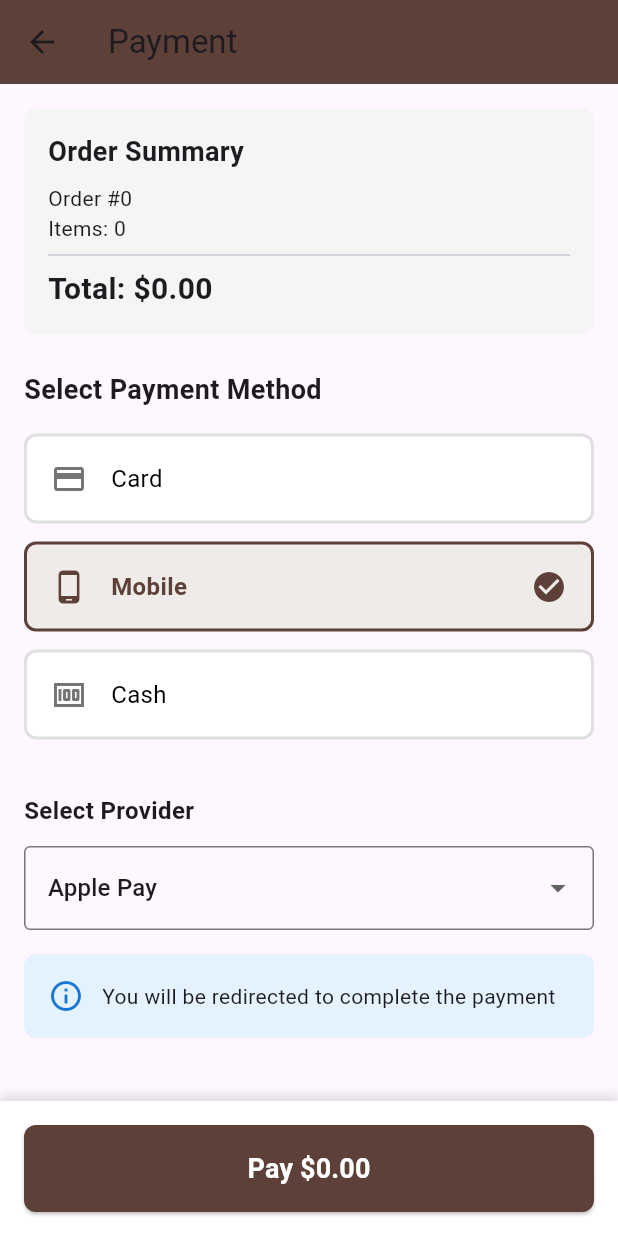
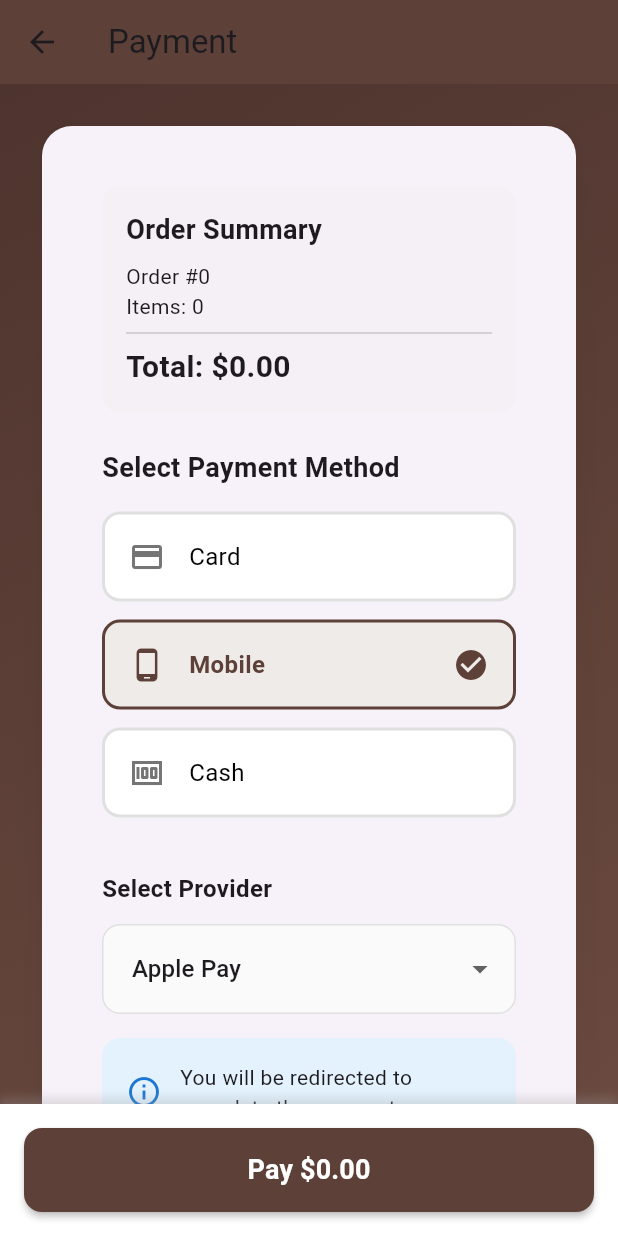
Before and after one commit to HasithHeshika/CoffeeShopApp, a Flutter app: the PaymentScreen screen opened directly with empty values, after a tap on "Mobile", on a phone screen of 412 x 824 dp. Run offline on Flutter 3.47's test engine with Material 3 defaults, Android fonts, the phone set to English and light mode, and no system bars; our stand-ins replace cloud_firestore, firebase_auth, firebase_core; accounts and stored records are empty; network calls fail.

Commit message:
Payment screen UI fix

```diff
--- a/lib/screens/payment_screen.dart
+++ b/lib/screens/payment_screen.dart
@@ -106,11 +106,31 @@ class _PaymentScreenState extends State<PaymentScreen> {
         title: const Text('Payment'),
         backgroundColor: Colors.brown[700],
       ),
-      body: Column(
+      body: Container(
+        decoration: BoxDecoration(
+          gradient: LinearGradient(
+            begin: Alignment.topLeft,
+            end: Alignment.bottomRight,
+            colors: [Colors.brown[800]!, Colors.brown[600]!],
+          ),
+        ),
+        child: Column(
           children: [
             Expanded(
+              child: SafeArea(
+                child: Center(
                   child: SingleChildScrollView(
-              padding: const EdgeInsets.all(16),
+                    padding: const EdgeInsets.all(24),
+                    child: ConstrainedBox(
+                      constraints: const BoxConstraints(maxWidth: 450),
+                      child: Card(
+                        elevation: 12,
+                        shadowColor: Colors.brown.withOpacity(0.5),
+                        shape: RoundedRectangleBorder(
+                          borderRadius: BorderRadius.circular(20),
+                        ),
+                        child: Padding(
+                          padding: const EdgeInsets.all(40),
                           child: Column(
                             crossAxisAlignment: CrossAxisAlignment.start,
                             children: [
@@ -118,8 +138,8 @@ class _PaymentScreenState extends State<PaymentScreen> {
                               Container(
                                 padding: const EdgeInsets.all(16),
                                 decoration: BoxDecoration(
-                      color: Colors.grey[100],
-                      borderRadius: BorderRadius.circular(8),
+                                  color: Colors.brown[50]?.withOpacity(0.3),
+                                  borderRadius: BorderRadius.circular(12),
                                 ),
                                 child: Column(
                                   crossAxisAlignment: CrossAxisAlignment.start,
@@ -174,6 +194,11 @@ class _PaymentScreenState extends State<PaymentScreen> {
                           ),
                         ),
                       ),
+                    ),
+                  ),
+                ),
+              ),
+            ),
             // Pay button
             Container(
               padding: const EdgeInsets.all(16),
@@ -191,19 +216,21 @@ class _PaymentScreenState extends State<PaymentScreen> {
               child: SafeArea(
                 child: SizedBox(
                   width: double.infinity,
+                  height: 56,
                   child: ElevatedButton(
                     onPressed: isProcessing ? null : _processPayment,
                     style: ElevatedButton.styleFrom(
                       backgroundColor: Colors.brown[700],
-                    padding: const EdgeInsets.symmetric(vertical: 16),
+                      disabledBackgroundColor: Colors.grey[400],
+                      elevation: 2,
                       shape: RoundedRectangleBorder(
-                      borderRadius: BorderRadius.circular(8),
+                        borderRadius: BorderRadius.circular(12),
                       ),
                     ),
                     child: isProcessing
                         ? const SizedBox(
-                          height: 20,
-                          width: 20,
+                            height: 24,
+                            width: 24,
                             child: CircularProgressIndicator(
                               strokeWidth: 2,
                               valueColor:
@@ -223,6 +250,7 @@ class _PaymentScreenState extends State<PaymentScreen> {
               ),
             ),
           ],
+        ),
       ),
     );
   }
@@ -244,7 +272,7 @@ class _PaymentScreenState extends State<PaymentScreen> {
             color: isSelected ? Colors.brown[700]! : Colors.grey[300]!,
             width: 2,
           ),
-          borderRadius: BorderRadius.circular(8),
+          borderRadius: BorderRadius.circular(12),
         ),
         child: Row(
           children: [
@@ -278,19 +306,67 @@ class _PaymentScreenState extends State<PaymentScreen> {
       const SizedBox(height: 12),
       TextField(
         controller: cardNumberController,
-        decoration: const InputDecoration(
+        decoration: InputDecoration(
           labelText: 'Card Number',
+          labelStyle: const TextStyle(fontSize: 16),
           hintText: '1234 5678 9012 3456',
-          border: OutlineInputBorder(),
+          prefixIcon: const Icon(Icons.credit_card),
+          filled: true,
+          fillColor: Colors.grey[50],
+          contentPadding: const EdgeInsets.symmetric(
+            horizontal: 16,
+            vertical: 18,
+          ),
+          border: OutlineInputBorder(
+            borderRadius: BorderRadius.circular(12),
+          ),
+          enabledBorder: OutlineInputBorder(
+            borderRadius: BorderRadius.circular(12),
+            borderSide: BorderSide(
+              color: Colors.grey[300]!,
+              width: 1.0,
+            ),
+          ),
+          focusedBorder: OutlineInputBorder(
+            borderRadius: BorderRadius.circular(12),
+            borderSide: BorderSide(
+              color: Colors.brown[700]!,
+              width: 1.5,
+            ),
+          ),
         ),
         keyboardType: TextInputType.number,
       ),
       const SizedBox(height: 12),
       TextField(
         controller: cardHolderController,
-        decoration: const InputDecoration(
+        decoration: InputDecoration(
           labelText: 'Card Holder Name',
-          border: OutlineInputBorder(),
+          labelStyle: const TextStyle(fontSize: 16),
+          prefixIcon: const Icon(Icons.person_outlined),
+          filled: true,
+          fillColor: Colors.grey[50],
+          contentPadding: const EdgeInsets.symmetric(
+            horizontal: 16,
+            vertical: 18,
+          ),
+          border: OutlineInputBorder(
+            borderRadius: BorderRadius.circular(12),
+          ),
+          enabledBorder: OutlineInputBorder(
+            borderRadius: BorderRadius.circular(12),
+            borderSide: BorderSide(
+              color: Colors.grey[300]!,
+              width: 1.0,
+            ),
+          ),
+          focusedBorder: OutlineInputBorder(
+            borderRadius: BorderRadius.circular(12),
+            borderSide: BorderSide(
+              color: Colors.brown[700]!,
+              width: 1.5,
+            ),
+          ),
         ),
       ),
       const SizedBox(height: 12),
@@ -299,10 +375,33 @@ class _PaymentScreenState extends State<PaymentScreen> {
           Expanded(
             child: TextField(
               controller: expiryController,
-              decoration: const InputDecoration(
+              decoration: InputDecoration(
                 labelText: 'Expiry',
+                labelStyle: const TextStyle(fontSize: 16),
                 hintText: 'MM/YY',
-                border: OutlineInputBorder(),
+                filled: true,
+                fillColor: Colors.grey[50],
+                contentPadding: const EdgeInsets.symmetric(
+                  horizontal: 16,
+                  vertical: 18,
+                ),
+                border: OutlineInputBorder(
+                  borderRadius: BorderRadius.circular(12),
+                ),
+                enabledBorder: OutlineInputBorder(
+                  borderRadius: BorderRadius.circular(12),
+                  borderSide: BorderSide(
+                    color: Colors.grey[300]!,
+                    width: 1.0,
+                  ),
+                ),
+                focusedBorder: OutlineInputBorder(
+                  borderRadius: BorderRadius.circular(12),
+                  borderSide: BorderSide(
+                    color: Colors.brown[700]!,
+                    width: 1.5,
+                  ),
+                ),
               ),
             ),
           ),
@@ -310,10 +409,33 @@ class _PaymentScreenState extends State<PaymentScreen> {
           Expanded(
             child: TextField(
               controller: cvvController,
-              decoration: const InputDecoration(
+              decoration: InputDecoration(
                 labelText: 'CVV',
+                labelStyle: const TextStyle(fontSize: 16),
                 hintText: '123',
-                border: OutlineInputBorder(),
+                filled: true,
+                fillColor: Colors.grey[50],
+                contentPadding: const EdgeInsets.symmetric(
+                  horizontal: 16,
+                  vertical: 18,
+                ),
+                border: OutlineInputBorder(
+                  borderRadius: BorderRadius.circular(12),
+                ),
+                enabledBorder: OutlineInputBorder(
+                  borderRadius: BorderRadius.circular(12),
+                  borderSide: BorderSide(
+                    color: Colors.grey[300]!,
+                    width: 1.0,
+                  ),
+                ),
+                focusedBorder: OutlineInputBorder(
+                  borderRadius: BorderRadius.circular(12),
+                  borderSide: BorderSide(
+                    color: Colors.brown[700]!,
+                    width: 1.5,
+                  ),
+                ),
               ),
               keyboardType: TextInputType.number,
               obscureText: true,
@@ -333,8 +455,30 @@ class _PaymentScreenState extends State<PaymentScreen> {
       const SizedBox(height: 12),
       DropdownButtonFormField<String>(
         value: selectedMobileProvider,
-        decoration: const InputDecoration(
-          border: OutlineInputBorder(),
+        decoration: InputDecoration(
+          filled: true,
+          fillColor: Colors.grey[50],
+          contentPadding: const EdgeInsets.symmetric(
+            horizontal: 16,
+            vertical: 18,
+          ),
+          border: OutlineInputBorder(
+            borderRadius: BorderRadius.circular(12),
+          ),
+          enabledBorder: OutlineInputBorder(
+            borderRadius: BorderRadius.circular(12),
+            borderSide: BorderSide(
+              color: Colors.grey[300]!,
+              width: 1.0,
+            ),
+          ),
+          focusedBorder: OutlineInputBorder(
+            borderRadius: BorderRadius.circular(12),
+            borderSide: BorderSide(
+              color: Colors.brown[700]!,
+              width: 1.5,
+            ),
+          ),
         ),
         items: ['Apple Pay', 'Google Pay', 'Samsung Pay', 'PayPal']
             .map((provider) => DropdownMenuItem(
@@ -355,7 +499,7 @@ class _PaymentScreenState extends State<PaymentScreen> {
         padding: const EdgeInsets.all(16),
         decoration: BoxDecoration(
           color: Colors.blue[50],
-          borderRadius: BorderRadius.circular(8),
+          borderRadius: BorderRadius.circular(12),
         ),
         child: Row(
           children: [
@@ -379,7 +523,7 @@ class _PaymentScreenState extends State<PaymentScreen> {
         padding: const EdgeInsets.all(16),
         decoration: BoxDecoration(
           color: Colors.green[50],
-          borderRadius: BorderRadius.circular(8),
+          borderRadius: BorderRadius.circular(12),
         ),
         child: Column(
           children: [
```
Lines whose indentation alone changed are shown as unchanged.
